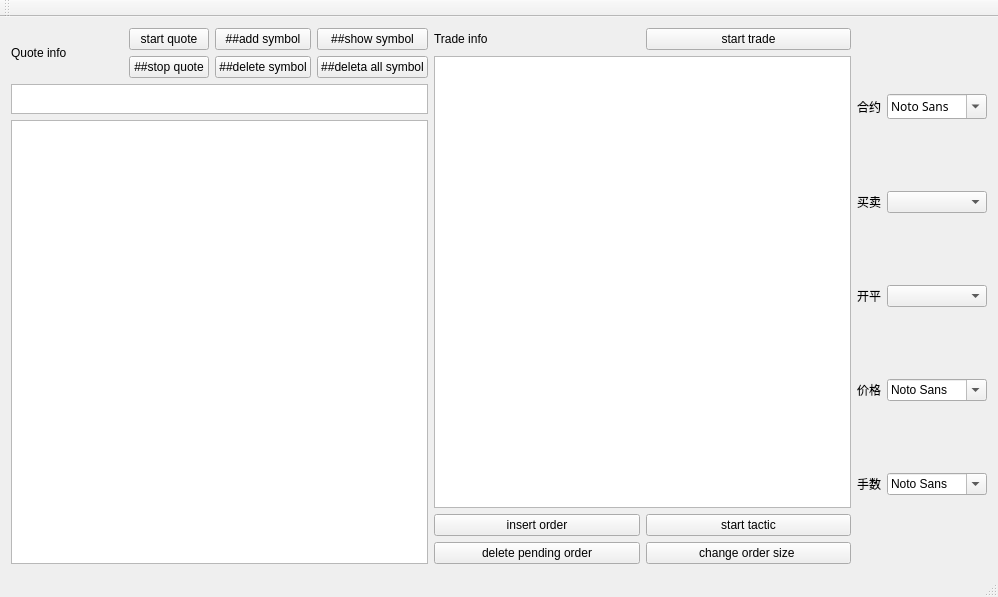
Old version of the form mainwindow.ui in the repository wdy0401/only_qt_ctp.
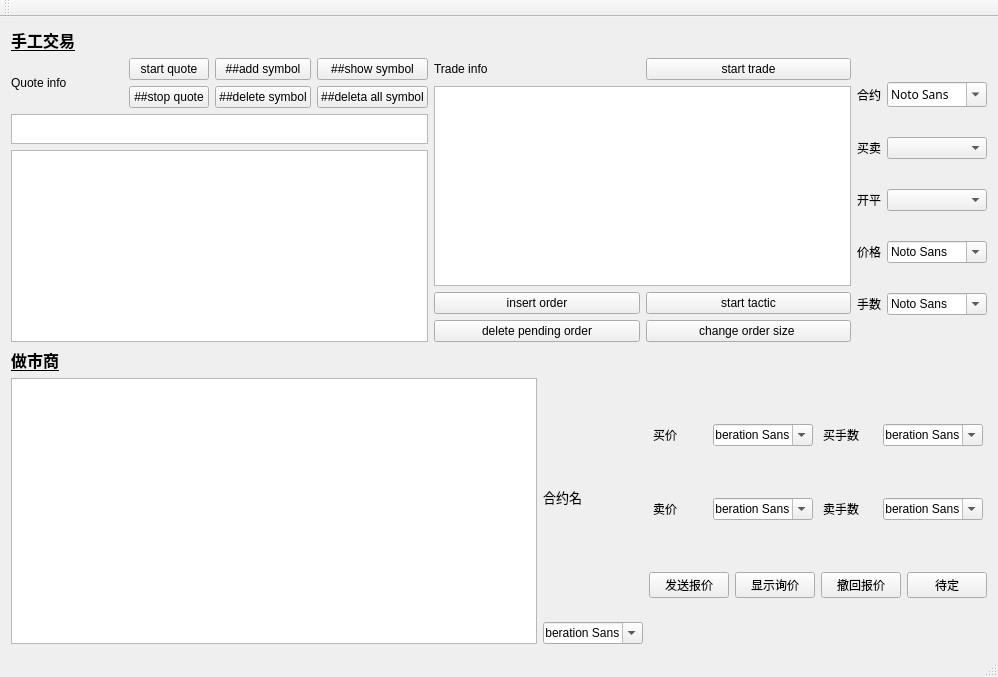
New version of the form.

Commit message: 做市商界面部分

What changed in the file:
```diff
--- a/mainwindow.ui
+++ b/mainwindow.ui
@@ -7,14 +7,21 @@
     <x>0</x>
     <y>0</y>
     <width>998</width>
-    <height>597</height>
+    <height>677</height>
    </rect>
   </property>
   <property name="windowTitle">
    <string>CTP_QUOTE_DISPLAY</string>
   </property>
   <widget class="QWidget" name="centralWidget">
-   <layout class="QVBoxLayout" name="verticalLayout_3">
+   <layout class="QVBoxLayout" name="verticalLayout_6">
+    <item>
+     <widget class="QLabel" name="label_14">
+      <property name="text">
+       <string>&lt;html&gt;&lt;head/&gt;&lt;body&gt;&lt;p&gt;&lt;span style=&quot; font-size:12pt; font-weight:600; text-decoration: underline;&quot;&gt;手工交易&lt;/span&gt;&lt;/p&gt;&lt;/body&gt;&lt;/html&gt;</string>
+      </property>
+     </widget>
+    </item>
     <item>
      <layout class="QHBoxLayout" name="horizontalLayout_4">
       <item>
@@ -344,6 +351,235 @@
     <item>
      <layout class="QHBoxLayout" name="horizontalLayout"/>
     </item>
+    <item>
+     <widget class="QLabel" name="label_13">
+      <property name="text">
+       <string>&lt;html&gt;&lt;head/&gt;&lt;body&gt;&lt;p&gt;&lt;span style=&quot; font-size:12pt; font-weight:600; text-decoration: underline;&quot;&gt;做市商&lt;/span&gt;&lt;/p&gt;&lt;/body&gt;&lt;/html&gt;</string>
+      </property>
+     </widget>
+    </item>
+    <item>
+     <layout class="QHBoxLayout" name="horizontalLayout_14">
+      <item>
+       <widget class="QTextBrowser" name="textBrowser_3"/>
+      </item>
+      <item>
+       <layout class="QHBoxLayout" name="horizontalLayout_13">
+        <item>
+         <layout class="QVBoxLayout" name="verticalLayout_3">
+          <item>
+           <widget class="QLabel" name="label_12">
+            <property name="text">
+             <string>&lt;html&gt;&lt;head/&gt;&lt;body&gt;&lt;p&gt;&lt;span style=&quot; font-size:10pt;&quot;&gt;合约名&lt;/span&gt;&lt;/p&gt;&lt;/body&gt;&lt;/html&gt;</string>
+            </property>
+           </widget>
+          </item>
+          <item>
+           <widget class="QFontComboBox" name="fontComboBox_8">
+            <property name="minimumSize">
+             <size>
+              <width>100</width>
+              <height>0</height>
+             </size>
+            </property>
+            <property name="maximumSize">
+             <size>
+              <width>100</width>
+              <height>16777215</height>
+             </size>
+            </property>
+           </widget>
+          </item>
+         </layout>
+        </item>
+        <item>
+         <layout class="QVBoxLayout" name="verticalLayout_5">
+          <item>
+           <layout class="QHBoxLayout" name="horizontalLayout_10">
+            <item>
+             <widget class="QLabel" name="label_8">
+              <property name="minimumSize">
+               <size>
+                <width>50</width>
+                <height>0</height>
+               </size>
+              </property>
+              <property name="maximumSize">
+               <size>
+                <width>50</width>
+                <height>16777215</height>
+               </size>
+              </property>
+              <property name="text">
+               <string>买价</string>
+              </property>
+             </widget>
+            </item>
+            <item>
+             <widget class="QFontComboBox" name="fontComboBox_4">
+              <property name="minimumSize">
+               <size>
+                <width>100</width>
+                <height>0</height>
+               </size>
+              </property>
+              <property name="maximumSize">
+               <size>
+                <width>100</width>
+                <height>16777215</height>
+               </size>
+              </property>
+             </widget>
+            </item>
+            <item>
+             <widget class="QLabel" name="label_9">
+              <property name="minimumSize">
+               <size>
+                <width>50</width>
+                <height>0</height>
+               </size>
+              </property>
+              <property name="maximumSize">
+               <size>
+                <width>50</width>
+                <height>16777215</height>
+               </size>
+              </property>
+              <property name="text">
+               <string>买手数</string>
+              </property>
+             </widget>
+            </item>
+            <item>
+             <widget class="QFontComboBox" name="fontComboBox_6">
+              <property name="minimumSize">
+               <size>
+                <width>100</width>
+                <height>0</height>
+               </size>
+              </property>
+              <property name="maximumSize">
+               <size>
+                <width>100</width>
+                <height>16777215</height>
+               </size>
+              </property>
+             </widget>
+            </item>
+           </layout>
+          </item>
+          <item>
+           <layout class="QHBoxLayout" name="horizontalLayout_11">
+            <item>
+             <widget class="QLabel" name="label_10">
+              <property name="minimumSize">
+               <size>
+                <width>50</width>
+                <height>0</height>
+               </size>
+              </property>
+              <property name="maximumSize">
+               <size>
+                <width>50</width>
+                <height>16777215</height>
+               </size>
+              </property>
+              <property name="text">
+               <string>卖价</string>
+              </property>
+             </widget>
+            </item>
+            <item>
+             <widget class="QFontComboBox" name="fontComboBox_5">
+              <property name="minimumSize">
+               <size>
+                <width>100</width>
+                <height>0</height>
+               </size>
+              </property>
+              <property name="maximumSize">
+               <size>
+                <width>100</width>
+                <height>16777215</height>
+               </size>
+              </property>
+             </widget>
+            </item>
+            <item>
+             <widget class="QLabel" name="label_11">
+              <property name="minimumSize">
+               <size>
+                <width>50</width>
+                <height>0</height>
+               </size>
+              </property>
+              <property name="maximumSize">
+               <size>
+                <width>50</width>
+                <height>16777215</height>
+               </size>
+              </property>
+              <property name="text">
+               <string>卖手数</string>
+              </property>
+             </widget>
+            </item>
+            <item>
+             <widget class="QFontComboBox" name="fontComboBox_7">
+              <property name="minimumSize">
+               <size>
+                <width>100</width>
+                <height>0</height>
+               </size>
+              </property>
+              <property name="maximumSize">
+               <size>
+                <width>100</width>
+                <height>16777215</height>
+               </size>
+              </property>
+             </widget>
+            </item>
+           </layout>
+          </item>
+          <item>
+           <layout class="QHBoxLayout" name="horizontalLayout_12">
+            <item>
+             <widget class="QPushButton" name="pushButton_12">
+              <property name="text">
+               <string>发送报价</string>
+              </property>
+             </widget>
+            </item>
+            <item>
+             <widget class="QPushButton" name="pushButton_13">
+              <property name="text">
+               <string>显示询价</string>
+              </property>
+             </widget>
+            </item>
+            <item>
+             <widget class="QPushButton" name="pushButton_14">
+              <property name="text">
+               <string>撤回报价</string>
+              </property>
+             </widget>
+            </item>
+            <item>
+             <widget class="QPushButton" name="pushButton_15">
+              <property name="text">
+               <string>待定</string>
+              </property>
+             </widget>
+            </item>
+           </layout>
+          </item>
+         </layout>
+        </item>
+       </layout>
+      </item>
+     </layout>
+    </item>
    </layout>
   </widget>
   <widget class="QMenuBar" name="menuBar">
```
The commit also changes 1 other file.
